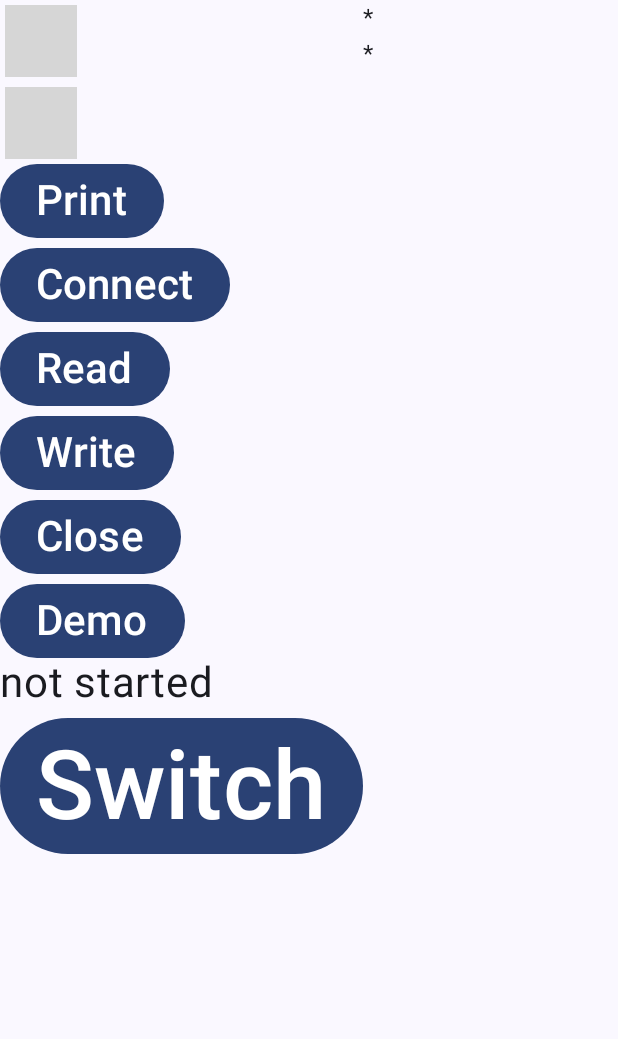
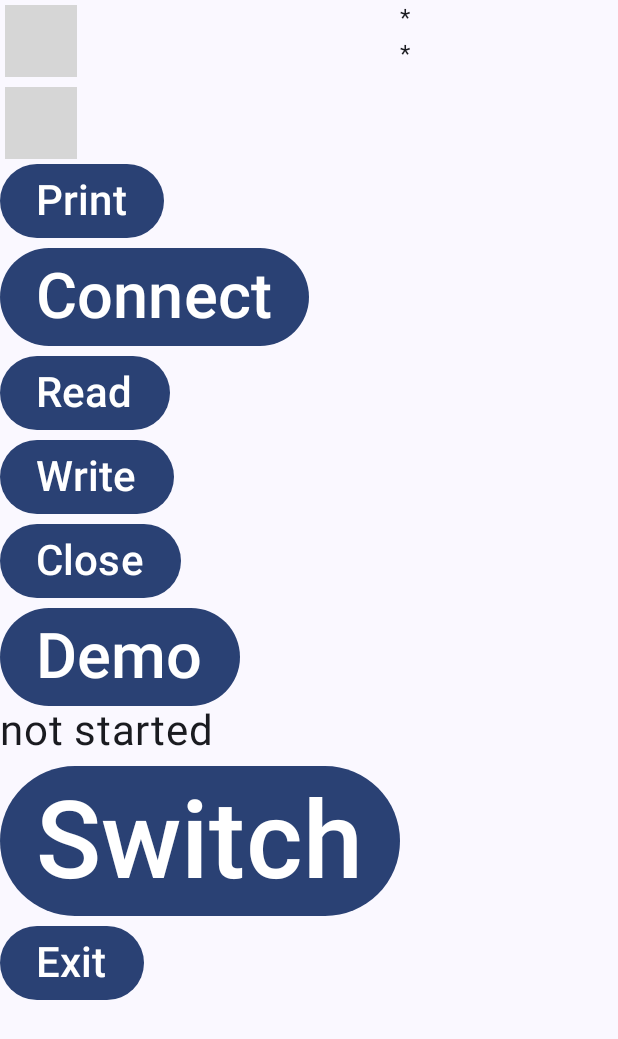
Before and after one commit to llschall/ardwloop-ext-demo, an Android app built with Jetpack Compose: the screen it shows after launch (MainActivity), on a phone screen of 412 x 824 dp. Shown: the top 1039 px of the screen. Run offline under Robolectric (Android 15) with nearby library versions, the phone set to English and light mode, and no system bars; libraries missing offline, so code that uses them is left out: org.llschall.ardwloop; 3 statements that could not run were skipped; grey boxes are pictures that could not be loaded.

Commit message:
[Demo] Add exit button

```diff
--- a/app/src/main/java/ardwloop/ext/demo/MainActivity.kt
+++ b/app/src/main/java/ardwloop/ext/demo/MainActivity.kt
@@ -78,7 +78,7 @@ fun Greeting(
             }) {
                 Text(
                     text = "Connect",
-                    fontSize = 28.sp
+                    fontSize = 42.sp
                 )
             }
             Spacer(modifier)
@@ -117,7 +117,7 @@ fun Greeting(
             }) {
                 Text(
                     text = "Demo",
-                    fontSize = 28.sp
+                    fontSize = 42.sp
                 )
             }
             Text(
@@ -130,7 +130,16 @@ fun Greeting(
             }) {
                 Text(
                     text = "Switch",
-                    fontSize = 64.sp
+                    fontSize = 72.sp
+                )
+            }
+            Spacer(modifier)
+            Button(onClick = {
+                BluetoothHandler.handler.exit()
+            }) {
+                Text(
+                    text = "Exit",
+                    fontSize = 28.sp
                 )
             }
         }
--- a/app/src/main/java/ardwloop/ext/demo/model/BluetoothHandler.kt
+++ b/app/src/main/java/ardwloop/ext/demo/model/BluetoothHandler.kt
@@ -8,6 +8,7 @@ import android.content.pm.PackageManager
 import androidx.core.app.ActivityCompat
 import ardwloop.ext.demo.MainActivity
 import org.llschall.ardwloop.ext.ArdwloopExtStarter
+import org.llschall.ardwloop.structure.StructureTimer
 import java.util.UUID
 
 //See https://developer.android.com/reference/android/bluetooth/BluetoothDevice
@@ -114,4 +115,8 @@ class BluetoothHandler {
         }
     }
 
+    fun exit() {
+        StructureTimer.get().shutdown()
+    }
+
 }
```
